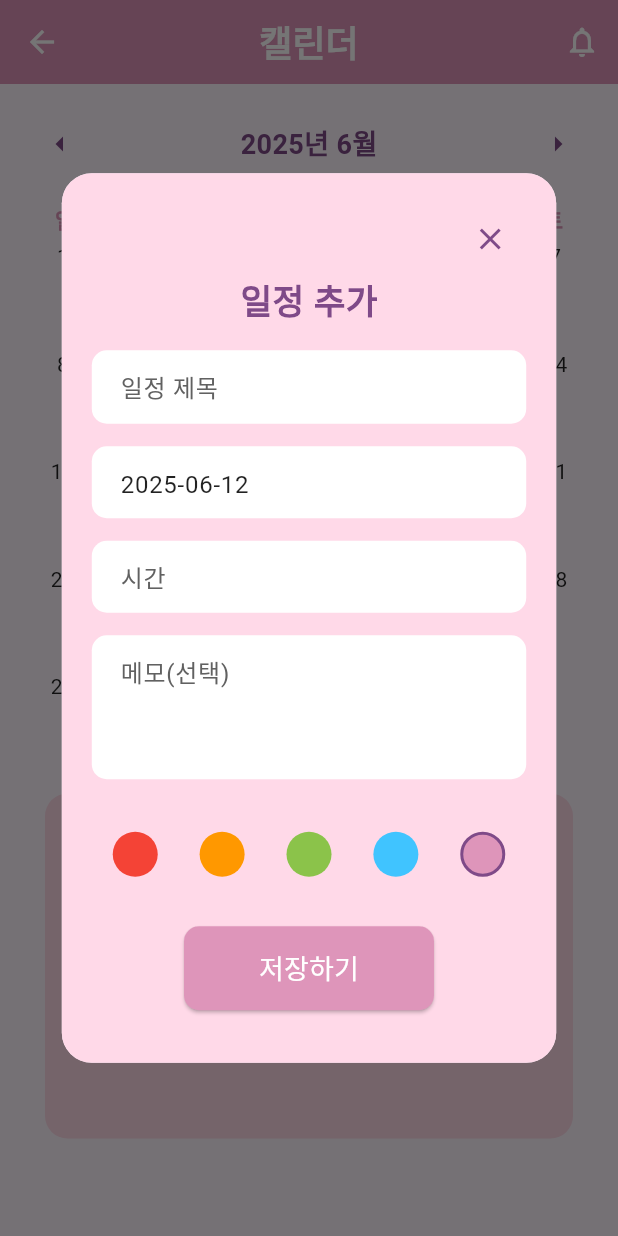
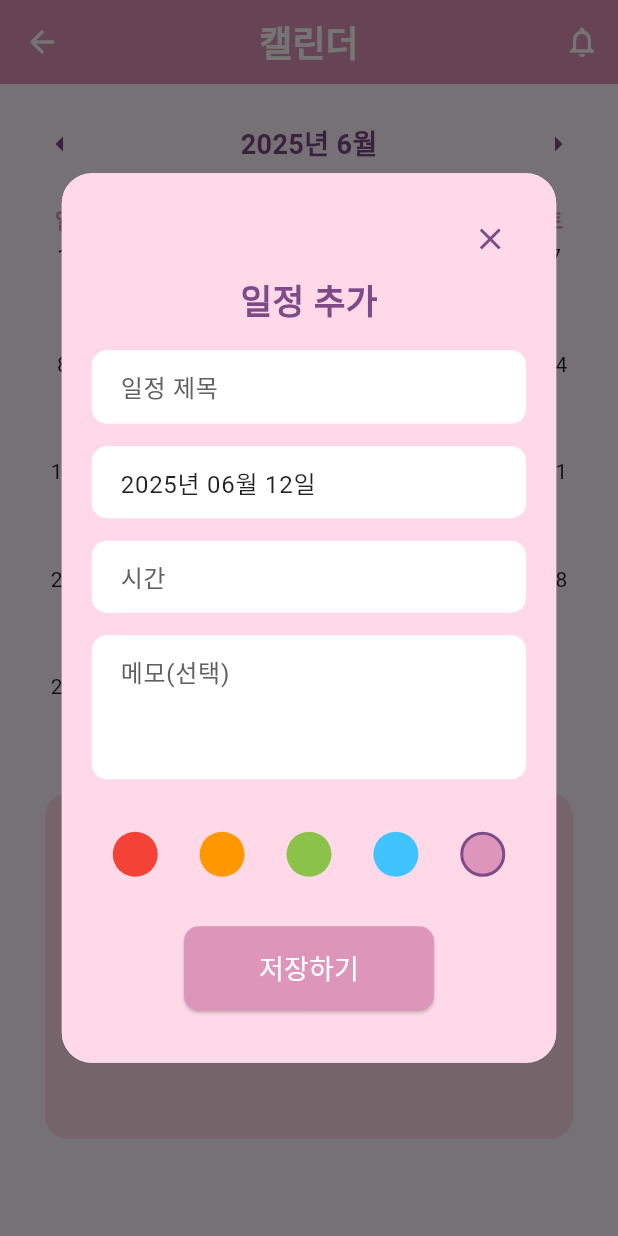
Before and after one commit to shiroHSG/Pium, a Flutter app: the CalendarPage screen opened directly, after a tap on the "add circle outline" icon, on a phone screen of 412 x 824 dp. Run offline on Flutter 3.47's test engine with Material 3 defaults, Android fonts, the phone set to English and light mode, and no system bars; our stand-ins replace shared_preferences; accounts and stored records are empty; network calls fail; Roboto replaces fonts that are missing (Jua).

Commit message:
update add_schedule_page

```diff
--- a/backend_spring/src/main/frontend_flutter/lib/models/calendar/schedule.dart
+++ b/backend_spring/src/main/frontend_flutter/lib/models/calendar/schedule.dart
@@ -50,7 +50,7 @@ class Schedule {
   // Getter
   DateTime get date => DateTime(startTime.year, startTime.month, startTime.day);
 
-  String get time => '${startTime.hour.toString().padLeft(2, '0')}:${startTime.minute.toString().padLeft(2, '0')}';
+  String get time => '${startTime.hour.toString().padLeft(2, '0')}시 ${startTime.minute.toString().padLeft(2, '0')}분';
 
   Color get color => Color(int.parse(colorTag.replaceFirst('#', '0xFF')));
 }
--- a/backend_spring/src/main/frontend_flutter/lib/pages/calendar_page/add_schedule.dart
+++ b/backend_spring/src/main/frontend_flutter/lib/pages/calendar_page/add_schedule.dart
@@ -31,11 +31,11 @@ class _AddSchedulePopupState extends State<AddSchedulePopup> {
 
     _titleController.text = existing?.title ?? '';
     _memoController.text = existing?.content ?? '';
-    _dateController.text = DateFormat('yyyy-MM-dd')
+    _dateController.text = DateFormat('yyyy년 MM월 dd일')
         .format(existing?.startTime ?? widget.initialDate);
 
     _timeController.text = existing != null
-        ? DateFormat('HH:mm').format(existing.startTime)
+        ? DateFormat('HH시 mm분').format(existing.startTime)
         : '';
 
     _selectedColor = existing != null
@@ -66,15 +66,22 @@ class _AddSchedulePopupState extends State<AddSchedulePopup> {
       return;
     }
 
-    final date = DateFormat('yyyy-MM-dd').parse(_dateController.text);
-    final timeParts = _timeController.text.split(':');
-    final hour = int.tryParse(timeParts[0]) ?? 0;
-    final minute = int.tryParse(timeParts[1]) ?? 0;
+    try {
+      final date = DateFormat('yyyy년 MM월 dd').parse(_dateController.text);
+
+      // "00시 00분" → 시간/분 정수로 추출
+      final timeRegex = RegExp(r'(\d+)시\s*(\d+)?분?');
+      final match = timeRegex.firstMatch(_timeController.text);
+      if (match == null) throw FormatException('시간 형식이 올바르지 않습니다.');
+
+      final hour = int.parse(match.group(1)!);
+      final minute = int.tryParse(match.group(2) ?? '0') ?? 0;
+
       final startTime = DateTime(date.year, date.month, date.day, hour, minute);
       final endTime = startTime.add(const Duration(hours: 1));
 
       final Schedule newSchedule = Schedule(
-      id: widget.existingSchedule?.id, // 수정 시 id 유지
+        id: widget.existingSchedule?.id,
         title: _titleController.text,
         content: _memoController.text.isEmpty ? '' : _memoController.text,
         startTime: startTime,
@@ -82,18 +89,14 @@ class _AddSchedulePopupState extends State<AddSchedulePopup> {
         colorTag: '#${(_selectedColor ?? AppTheme.primaryPurple).value.toRadixString(16).padLeft(8, '0').substring(2)}',
       );
 
-    try {
       if (widget.existingSchedule != null) {
-        // 수정
         await CalendarApi.updateSchedule(newSchedule);
       } else {
-        // 추가
         final saved = await CalendarApi.postSchedule(newSchedule);
         Navigator.of(context).pop(saved);
         return;
       }
 
-      // 수정된 일정 반환
       Navigator.of(context).pop(newSchedule);
     } catch (e) {
       ScaffoldMessenger.of(context).showSnackBar(
@@ -120,7 +123,7 @@ class _AddSchedulePopupState extends State<AddSchedulePopup> {
   Future<void> _selectDate(BuildContext context) async {
     DateTime? pickedDate = await showDatePicker(
       context: context,
-      initialDate: DateFormat('yyyy-MM-dd').parse(_dateController.text),
+      initialDate: DateFormat('yyyy년 MM월 dd일').parse(_dateController.text),
       firstDate: DateTime(2000),
       lastDate: DateTime(2101),
       builder: (context, child) {
@@ -143,7 +146,7 @@ class _AddSchedulePopupState extends State<AddSchedulePopup> {
     );
     if (pickedDate != null) {
       setState(() {
-        _dateController.text = DateFormat('yyyy-MM-dd').format(pickedDate);
+        _dateController.text = DateFormat('yyyy년 MM월 dd일').format(pickedDate);
       });
     }
   }
```
Also changed, not shown: 1 other file. Lines whose indentation alone changed are shown as unchanged.
